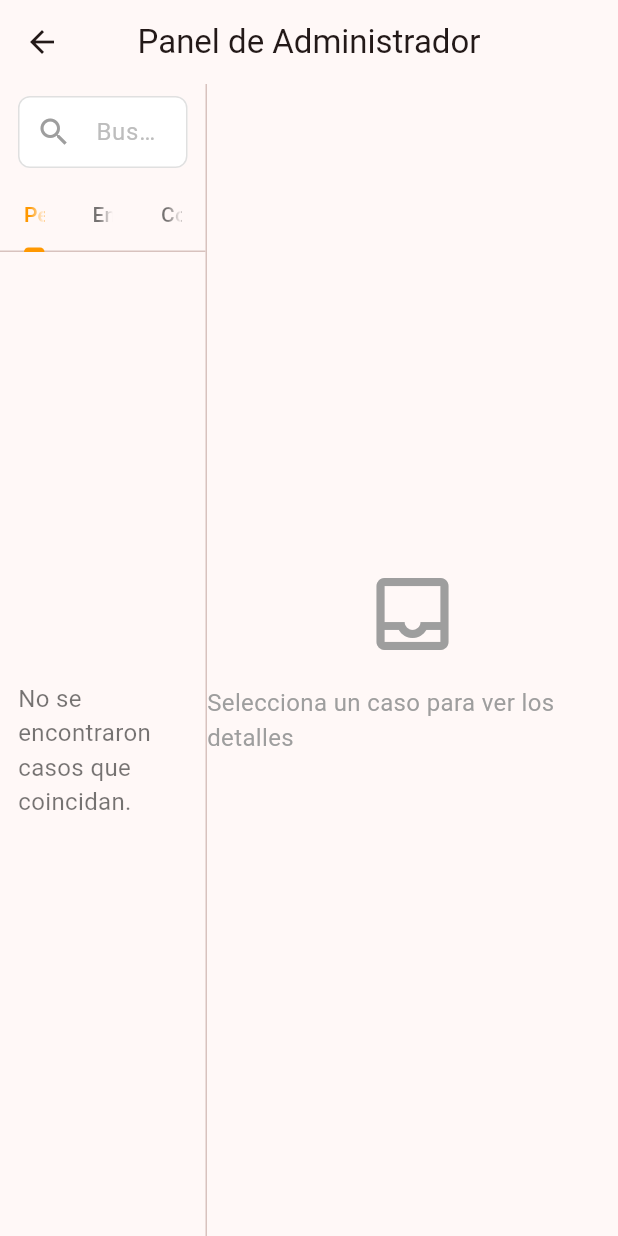
After one commit to jfpetrelli/sist_tickets, a Flutter app: the AdminWebDashboard screen opened directly, on a phone screen of 412 x 824 dp. The commit adds this screen. Run offline on Flutter 3.47's test engine with Material 3 defaults, Android fonts, the phone set to English and light mode, and no system bars; our stand-ins replace dio, file_picker, fl_chart, flutter_secure_storage, image_picker, pdf and 2 more; missing offline and left inert: dart:html; accounts and stored records are empty; network calls fail.

Commit message:
ADMIN WEB

```diff
--- /dev/null
+++ b/lib/screens/admin_web/admin_case_detail.dart
@@ -0,0 +1,48 @@
+import 'package:flutter/material.dart';
+import 'package:sist_tickets/screens/case_detail/case_detail_content.dart';
+
+class AdminCaseDetail extends StatelessWidget {
+  final int? caseId;
+
+  const AdminCaseDetail({
+    super.key,
+    this.caseId,
+  });
+
+  @override
+  Widget build(BuildContext context) {
+    // Si no hay caso seleccionado, mostrar placeholder
+    if (caseId == null) {
+      return const Center(
+        child: Column(
+          mainAxisAlignment: MainAxisAlignment.center,
+          children: [
+            Icon(
+              Icons.inbox_outlined,
+              size: 64,
+              color: Colors.grey,
+            ),
+            SizedBox(height: 16),
+            Text(
+              'Selecciona un caso para ver los detalles',
+              style: TextStyle(
+                fontSize: 16,
+                color: Colors.grey,
+              ),
+            ),
+          ],
+        ),
+      );
+    }
+
+    // Si hay caso seleccionado, mostrar el detalle
+    // Usar Key para forzar la reconstrucción cuando cambia el caso
+    return CaseDetailContent(
+      key: Key(caseId.toString()),
+      caseId: caseId.toString(),
+      // Callbacks vacíos ya que no navegamos en la versión web
+      onBack: () {},
+      onShowConfirmationSignature: () {},
+    );
+  }
+}
--- /dev/null
+++ b/lib/screens/admin_web/admin_case_list.dart
@@ -0,0 +1,250 @@
+import 'package:flutter/material.dart';
+import 'package:provider/provider.dart';
+import 'package:sist_tickets/models/ticket.dart';
+import 'package:sist_tickets/providers/ticket_provider.dart';
+import 'package:sist_tickets/providers/user_provider.dart';
+
+class AdminCaseList extends StatefulWidget {
+  final Function(int) onCaseSelected;
+  final int? selectedCaseId;
+
+  const AdminCaseList({
+    super.key,
+    required this.onCaseSelected,
+    this.selectedCaseId,
+  });
+
+  @override
+  State<AdminCaseList> createState() => _AdminCaseListState();
+}
+
+class _AdminCaseListState extends State<AdminCaseList> {
+  late final TextEditingController _searchController;
+  String _searchQuery = '';
+  bool _isSortAscending = true;
+
+  @override
+  void initState() {
+    super.initState();
+    _searchController = TextEditingController();
+    _searchController.addListener(() {
+      setState(() {
+        _searchQuery = _searchController.text;
+      });
+    });
+    WidgetsBinding.instance.addPostFrameCallback((_) {
+      final ticketProvider =
+          Provider.of<TicketProvider>(context, listen: false);
+      final userProvider = Provider.of<UserProvider>(context, listen: false);
+      ticketProvider.fetchTickets(userProvider.user);
+    });
+  }
+
+  @override
+  void dispose() {
+    _searchController.dispose();
+    super.dispose();
+  }
+
+  Future<void> _refreshTickets() async {
+    final userProvider = Provider.of<UserProvider>(context, listen: false);
+    await Provider.of<TicketProvider>(context, listen: false)
+        .fetchTickets(userProvider.user);
+  }
+
+  void _toggleSortOrder() {
+    setState(() {
+      _isSortAscending = !_isSortAscending;
+    });
+  }
+
+  Widget _buildSearchField() {
+    return Padding(
+      padding: const EdgeInsets.fromLTRB(12, 8, 12, 8),
+      child: TextField(
+        controller: _searchController,
+        decoration: InputDecoration(
+          hintText: 'Buscar por ID, título, cliente...',
+          prefixIcon: const Icon(Icons.search),
+          border: OutlineInputBorder(
+            borderRadius: BorderRadius.circular(8.0),
+          ),
+          suffixIcon: _searchQuery.isNotEmpty
+              ? IconButton(
+                  icon: const Icon(Icons.clear),
+                  onPressed: () {
+                    _searchController.clear();
+                  },
+                )
+              : null,
+        ),
+      ),
+    );
+  }
+
+  Widget _buildCasesTabView(
+      int statusId, BoxConstraints constraints, TicketProvider value) {
+    return RefreshIndicator(
+      onRefresh: _refreshTickets,
+      child: SingleChildScrollView(
+        physics: const AlwaysScrollableScrollPhysics(),
+        padding: const EdgeInsets.symmetric(horizontal: 12.0, vertical: 4.0),
+        child: ConstrainedBox(
+          constraints: BoxConstraints(minHeight: constraints.maxHeight),
+          child: Builder(
+            builder: (context) {
+              if (value.isLoading && value.tickets.isEmpty) {
+                return const Center(child: CircularProgressIndicator());
+              }
+              final normalizedQuery = _searchQuery.toLowerCase();
+
+              final cases = value.tickets
+                  .where((ticket) => ticket.idEstado == statusId)
+                  .where((ticket) {
+                if (normalizedQuery.isEmpty) return true;
+                final id = '#${ticket.idCaso.toString()}';
+                final title = ticket.titulo.toLowerCase();
+                final client =
+                    (ticket.cliente?.razonSocial ?? '').toLowerCase();
+                final tech = (ticket.tecnico ?? '').toLowerCase();
+
+                return id.contains(normalizedQuery) ||
+                    title.contains(normalizedQuery) ||
+                    client.contains(normalizedQuery) ||
+                    tech.contains(normalizedQuery);
+              }).toList();
+
+              cases.sort((a, b) {
+                if (a.fecha == null && b.fecha == null) return 0;
+                if (a.fecha == null) return 1;
+                if (b.fecha == null) return -1;
+                return _isSortAscending
+                    ? a.fecha!.compareTo(b.fecha!)
+                    : b.fecha!.compareTo(a.fecha!);
+              });
+
+              if (cases.isEmpty) {
+                return const Center(
+                  child: Text(
+                    'No se encontraron casos que coincidan.',
+                    style: TextStyle(fontSize: 16, color: Colors.black54),
+                  ),
+                );
+              }
+              return _buildCasesList(cases);
+            },
+          ),
+        ),
+      ),
+    );
+  }
+
+  Widget _buildCasesList(List<Ticket> cases) {
+    return Column(
+      children: cases.map((caseItem) {
+        String formattedDate = '';
+        if (caseItem.fecha != null) {
+          final date = caseItem.fecha;
+          formattedDate =
+              '${date?.day.toString().padLeft(2, '0')}/${date?.month.toString().padLeft(2, '0')}';
+        }
+        return InkWell(
+          onTap: () {
+            if (caseItem.idCaso != null) {
+              widget.onCaseSelected(caseItem.idCaso!);
+            }
+          },
+          borderRadius: BorderRadius.circular(8),
+          child: Card(
+            elevation: 1,
+            shape: RoundedRectangleBorder(
+              borderRadius: BorderRadius.circular(8),
+            ),
+            child: ListTile(
+              dense: true,
+              visualDensity: const VisualDensity(vertical: -4),
+              contentPadding:
+                  const EdgeInsets.symmetric(horizontal: 8, vertical: 0),
+              leading: Container(
+                alignment: Alignment.center,
+                width: 40,
+                child: Text(
+                  '#${caseItem.idCaso.toString()}',
+                  style: const TextStyle(
+                    color: Colors.orange,
+                    fontWeight: FontWeight.bold,
+                    fontSize: 14,
+                  ),
+                ),
+              ),
+              title: Text(
+                caseItem.titulo,
+                style: const TextStyle(
+                  fontWeight: FontWeight.bold,
+                  fontSize: 14,
+                ),
+              ),
+              subtitle: Text(
+                '${caseItem.cliente?.razonSocial ?? ''} - (${caseItem.idPersonalAsignado.toString()}) ${caseItem.tecnico ?? ''}',
+                style: const TextStyle(
+                  fontSize: 12,
+                  color: Colors.black54,
+                ),
+              ),
+              trailing: Text(
+                formattedDate,
+                style: const TextStyle(
+                  fontSize: 12,
+                  color: Colors.black87,
+                  fontWeight: FontWeight.w500,
+                ),
+              ),
+            ),
+          ),
+        );
+      }).toList(),
+    );
+  }
+
+  @override
+  Widget build(BuildContext context) {
+    return Consumer<TicketProvider>(
+      builder: (context, ticketProvider, child) {
+        if (ticketProvider.isLoading) {
+          return const Center(child: CircularProgressIndicator());
+        }
+        return DefaultTabController(
+          length: 3,
+          child: Column(
+            children: [
+              _buildSearchField(),
+              const TabBar(
+                labelColor: Colors.orange,
+                unselectedLabelColor: Colors.black54,
+                indicatorColor: Colors.orange,
+                tabs: [
+                  Tab(text: 'Pendientes'),
+                  Tab(text: 'En Proceso'),
+                  Tab(text: 'Completados'),
+                ],
+              ),
+              Expanded(
+                child: LayoutBuilder(
+                  builder: (context, constraints) {
+                    return TabBarView(
+                      children: [
+                        _buildCasesTabView(1, constraints, ticketProvider),
+                        _buildCasesTabView(2, constraints, ticketProvider),
+                        _buildCasesTabView(3, constraints, ticketProvider),
+                      ],
+                    );
+                  },
+                ),
+              ),
+            ],
+          ),
+        );
+      },
+    );
+  }
+}
--- /dev/null
+++ b/lib/screens/admin_web/admin_web_dashboard.dart
@@ -0,0 +1,51 @@
+import 'package:flutter/material.dart';
+import 'package:sist_tickets/screens/admin_web/admin_case_list.dart';
+import 'package:sist_tickets/screens/admin_web/admin_case_detail.dart';
+
+class AdminWebDashboard extends StatefulWidget {
+  const AdminWebDashboard({super.key});
+
+  @override
+  State<AdminWebDashboard> createState() => _AdminWebDashboardState();
+}
+
+class _AdminWebDashboardState extends State<AdminWebDashboard> {
+  int? _selectedCaseId;
+
+  void _onCaseSelected(int caseId) {
+    setState(() {
+      _selectedCaseId = caseId;
+    });
+  }
+
+  @override
+  Widget build(BuildContext context) {
+    return Scaffold(
+      appBar: AppBar(
+        title: const Text('Panel de Administrador'),
+        centerTitle: true,
+      ),
+      body: Row(
+        children: [
+          // Master panel (lista de casos)
+          Expanded(
+            flex: 1,
+            child: AdminCaseList(
+              onCaseSelected: _onCaseSelected,
+              selectedCaseId: _selectedCaseId,
+            ),
+          ),
+          // Divider vertical
+          const VerticalDivider(width: 1, thickness: 1),
+          // Detail panel (detalle del caso seleccionado)
+          Expanded(
+            flex: 2,
+            child: AdminCaseDetail(
+              caseId: _selectedCaseId,
+            ),
+          ),
+        ],
+      ),
+    );
+  }
+}
```
Also changed, not shown: lib/screens/home/home_screen.dart (+8 -0 lines).
